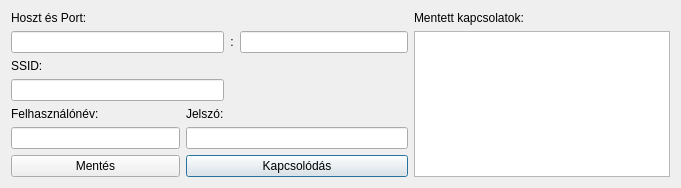
The window that Implementation/View/connectwindow.ui (LNorbi94/DiagramQuery) describes before a commit, drawn with Qt 5.
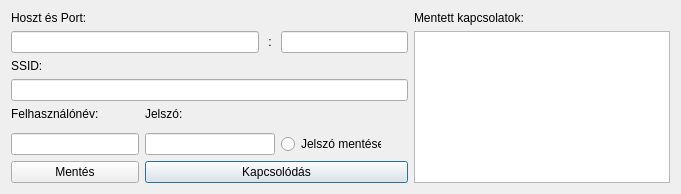
The same window after the commit.

What changed in the file:
```diff
--- a/Implementation/View/connectwindow.ui
+++ b/Implementation/View/connectwindow.ui
@@ -17,6 +17,18 @@
    <layout class="QGridLayout" name="gridLayout">
     <item row="1" column="2">
      <widget class="QLabel" name="lbColon">
+      <property name="sizePolicy">
+       <sizepolicy hsizetype="Minimum" vsizetype="Minimum">
+        <horstretch>0</horstretch>
+        <verstretch>0</verstretch>
+       </sizepolicy>
+      </property>
+      <property name="maximumSize">
+       <size>
+        <width>10</width>
+        <height>20</height>
+       </size>
+      </property>
       <property name="text">
        <string>:</string>
       </property>
@@ -39,9 +51,6 @@
       </property>
      </widget>
     </item>
-    <item row="1" column="4" rowspan="6">
-     <widget class="QListWidget" name="lwConnections"/>
-    </item>
     <item row="0" column="4">
      <widget class="QLabel" name="lbConnections">
       <property name="text">
@@ -49,21 +58,27 @@
       </property>
      </widget>
     </item>
-    <item row="5" column="1" colspan="3">
-     <widget class="QLineEdit" name="lEPassword">
-      <property name="echoMode">
-       <enum>QLineEdit::Password</enum>
-      </property>
-     </widget>
+    <item row="1" column="4" rowspan="7">
+     <widget class="QListWidget" name="lwConnections"/>
     </item>
-    <item row="4" column="1">
-     <widget class="QLabel" name="lbPassword">
+    <item row="7" column="0">
+     <widget class="QPushButton" name="pbSave">
       <property name="text">
-       <string>Jelszó:</string>
+       <string>Mentés</string>
       </property>
      </widget>
     </item>
-    <item row="6" column="1" colspan="3">
+    <item row="6" column="0">
+     <widget class="QLineEdit" name="lEUsername">
+      <property name="minimumSize">
+       <size>
+        <width>110</width>
+        <height>0</height>
+       </size>
+      </property>
+     </widget>
+    </item>
+    <item row="7" column="1" colspan="3">
      <widget class="QPushButton" name="pbConnect">
       <property name="text">
        <string>Kapcsolódás</string>
@@ -74,12 +89,15 @@
       <property name="default">
        <bool>true</bool>
       </property>
+      <property name="flat">
+       <bool>false</bool>
+      </property>
      </widget>
     </item>
-    <item row="6" column="0">
-     <widget class="QPushButton" name="pbSave">
+    <item row="4" column="1">
+     <widget class="QLabel" name="lbPassword">
       <property name="text">
-       <string>Mentés</string>
+       <string>Jelszó:</string>
       </property>
      </widget>
     </item>
@@ -90,18 +108,47 @@
       </property>
      </widget>
     </item>
-    <item row="5" column="0">
-     <widget class="QLineEdit" name="lEUsername"/>
-    </item>
     <item row="1" column="3">
      <widget class="QLineEdit" name="lEPort"/>
     </item>
     <item row="1" column="0" colspan="2">
      <widget class="QLineEdit" name="lEHost"/>
     </item>
-    <item row="3" column="0" colspan="2">
+    <item row="6" column="1" colspan="2">
+     <widget class="QLineEdit" name="lEPassword">
+      <property name="minimumSize">
+       <size>
+        <width>130</width>
+        <height>0</height>
+       </size>
+      </property>
+      <property name="maximumSize">
+       <size>
+        <width>150</width>
+        <height>16777215</height>
+       </size>
+      </property>
+      <property name="echoMode">
+       <enum>QLineEdit::Password</enum>
+      </property>
+     </widget>
+    </item>
+    <item row="3" column="0" colspan="4">
      <widget class="QLineEdit" name="lEService"/>
     </item>
+    <item row="6" column="3">
+     <widget class="QRadioButton" name="rbSavePassword">
+      <property name="maximumSize">
+       <size>
+        <width>100</width>
+        <height>16777215</height>
+       </size>
+      </property>
+      <property name="text">
+       <string>Jelszó mentése</string>
+      </property>
+     </widget>
+    </item>
    </layout>
   </widget>
  </widget>
```
Left out of the diff: 20 changed lines with no effect on the pictures.
